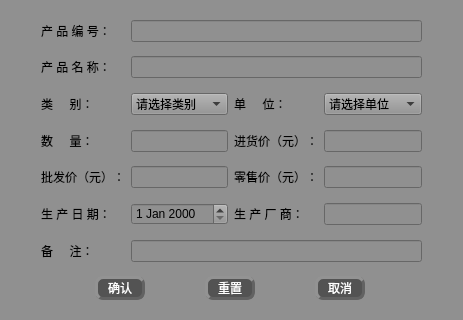
First picture: the form in Deca/management/add_product.ui, repository summerfll/wms, before the edit.
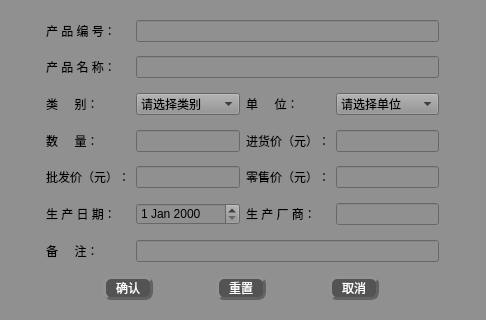
Second picture: the form after the edit. Icons and pictures are not drawn.

Patch:
```diff
--- a/Deca/management/add_product.ui
+++ b/Deca/management/add_product.ui
@@ -6,7 +6,7 @@
    <rect>
     <x>0</x>
     <y>0</y>
-    <width>463</width>
+    <width>486</width>
     <height>320</height>
    </rect>
   </property>
```
Left out of the diff: 5 changed lines with no effect on the pictures.
